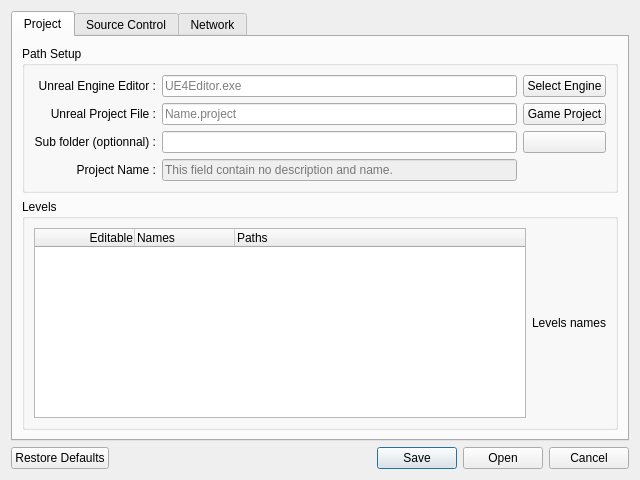
stilobique/BBlue, file BatchLightUE4/Views/Dial_SetupTab.ui: the form before one commit.
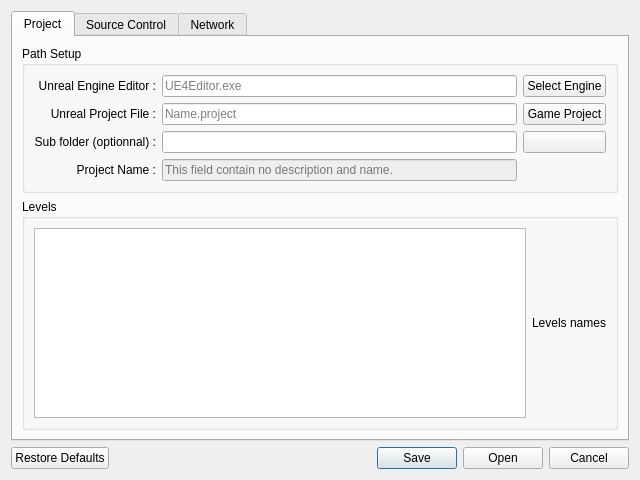
The form after the commit. Icons and pictures are not drawn.

Commit message: WIP Tree levels list, come back with an another version (v2 ^^)

```diff
--- a/BatchLightUE4/Views/Dial_SetupTab.ui
+++ b/BatchLightUE4/Views/Dial_SetupTab.ui
@@ -155,26 +155,7 @@
               <item>
                <layout class="QHBoxLayout" name="horizontalLayout">
                 <item>
-                 <widget class="QTreeWidget" name="ProjectTreeLevels">
-                  <column>
-                   <property name="text">
-                    <string>Editable</string>
-                   </property>
-                   <property name="textAlignment">
-                    <set>AlignTrailing|AlignVCenter</set>
-                   </property>
-                  </column>
-                  <column>
-                   <property name="text">
-                    <string>Names</string>
-                   </property>
-                  </column>
-                  <column>
-                   <property name="text">
-                    <string>Paths</string>
-                   </property>
-                  </column>
-                 </widget>
+                 <widget class="QTreeView" name="ProjectTreeLevels"/>
                 </item>
                 <item>
                  <widget class="QLabel" name="label_5">
```
The commit also changes 2 other files.
